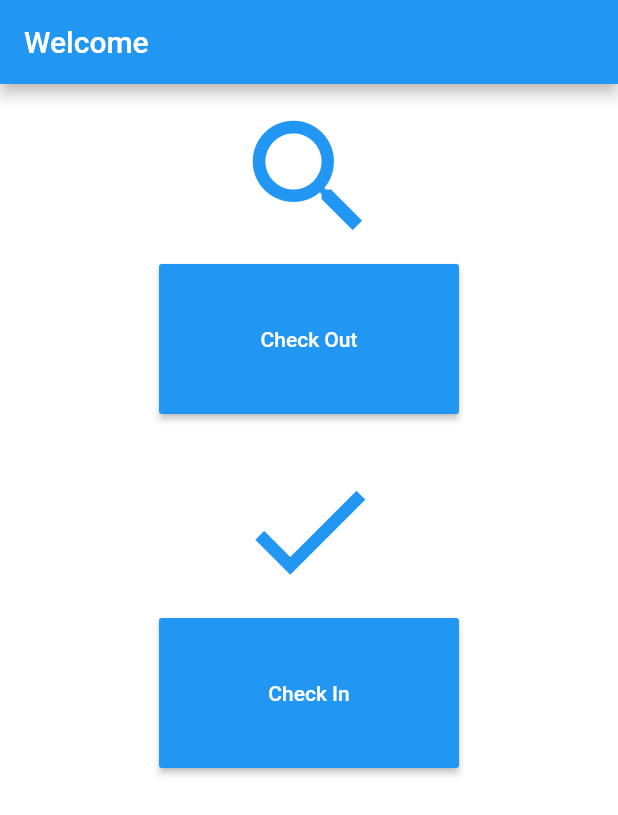
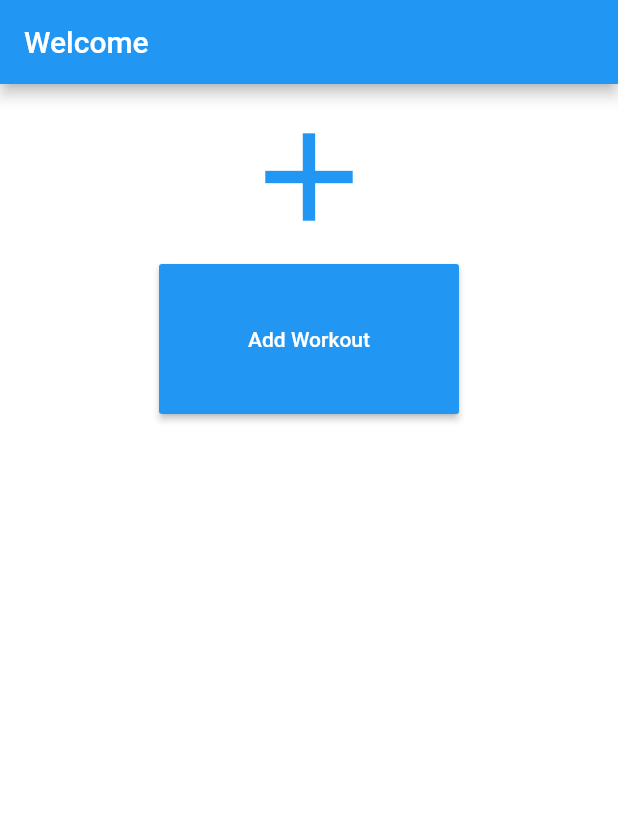
Before and after one commit to gchamoun/liftu, a Flutter app: the homeScreen screen opened directly, on a phone screen of 412 x 824 dp. Shown: the top 815 px of the screen. Run offline on Flutter 3.47's test engine with Material 2 defaults, Android fonts, the phone set to English and light mode, and no system bars; our stand-ins replace dio, font_awesome_flutter, shared_preferences; missing offline and left inert: validate; accounts and stored records are empty.

```diff
--- a/lib/global.dart
+++ b/lib/global.dart
@@ -1,6 +1,6 @@
 import 'package:liftu/user.dart';
 
-String baseUrl = 'http://192.168.1.213/';// change this ip to ipv4 to have it work on different computers
+String baseUrl = 'http://10.0.0.37/';// change this ip to ipv4 to have it work on different computers
 int currentUserId = 0;
 int currentEmployeeId = 0;
 user currentUser;
--- a/lib/homeScreen.dart
+++ b/lib/homeScreen.dart
@@ -9,13 +9,9 @@ import 'package:liftu/user.dart';
 
 class homeScreen extends StatelessWidget {
 
-
   @override
   Widget build(BuildContext context) {
-
-
     return new Scaffold(appBar: AppBar(
-
       title: Text("Welcome"),
       automaticallyImplyLeading: false,
 
@@ -46,7 +42,7 @@ class homeScreen extends StatelessWidget {
                 padding: EdgeInsets.all(2.0),
               ),
               IconButton(
-                icon: Icon(Icons.search),
+                icon: Icon(Icons.add),
                 color: Colors.blue,
                 iconSize: 100.0,
                 tooltip: 'Increase volume by 10%',
@@ -62,7 +58,7 @@ class homeScreen extends StatelessWidget {
               ),
 
               new MaterialButton(
-                child: Text("Check Out"),
+                child: Text("Add Workout"),
                 minWidth: 200.0,
                 height: 100.0,
                 color: Colors.blue,
@@ -82,39 +78,8 @@ class homeScreen extends StatelessWidget {
               Padding(
                 padding: EdgeInsets.all(10.0),
               ),
-              IconButton(
-                icon: Icon(Icons.check),
-                color: Colors.blue,
-                iconSize: 100.0,
-                tooltip: 'Increase volume by 10%',
-                onPressed: () {
 
-                  setScreen(0);
-                  Navigator.push(
-                    context,
-                    MaterialPageRoute(builder: (context) => loginPage()),
-                  );
-                  // Do something here
-                },
-              ),
 
-              new MaterialButton(
-
-                child: Text("Check In"),
-                minWidth: 200.0,
-                height: 100.0,
-                color: Colors.blue,
-                textColor: Colors.white,
-                onPressed: () {
-
-                  setScreen(0);
-                  Navigator.push(
-                    context,
-                    MaterialPageRoute(builder: (context) => loginPage()),
-                  );
-                  // Do something here
-                },
-              ),
 
             ],
           ),
--- a/lib/loginPage.dart
+++ b/lib/loginPage.dart
@@ -96,7 +96,7 @@ class _loginPageState extends State<loginPage> {
     Response response = await dio.post(baseUrl + "/auth/mobile_login", data: formData);
 //    Map userMap = json.decode(response.data);
 //    print("***********************************************************************************");
-//
+
 //    print(response.data);
 //    print("***********************************************************************************");
     print("test");
@@ -106,7 +106,6 @@ class _loginPageState extends State<loginPage> {
 //    print(json.decode(response.data));
 //    print("!!!!!!");
 
-    print(baseUrl + "/auth/mobile_login");
     var currentUser = new user.fromJson(response.data);
     if(currentUser.id == 0){
       print("Invalid username or password");
--- a/lib/main.dart
+++ b/lib/main.dart
@@ -2,6 +2,7 @@ import 'package:flutter/material.dart';
 import 'package:font_awesome_flutter/font_awesome_flutter.dart';
 import 'package:dio/dio.dart';
 import 'package:liftu/loginPage.dart';
+import 'package:liftu/homeScreen.dart';
 
 
 void main() => runApp(new MyApp());
@@ -11,7 +12,7 @@ class MyApp extends StatelessWidget {
   Widget build(BuildContext context) {
     return new MaterialApp(
       theme: new ThemeData(primarySwatch: Colors.blue),
-      home: new loginPage(),
+      home: new homeScreen(),
     );
   }
 }
```
